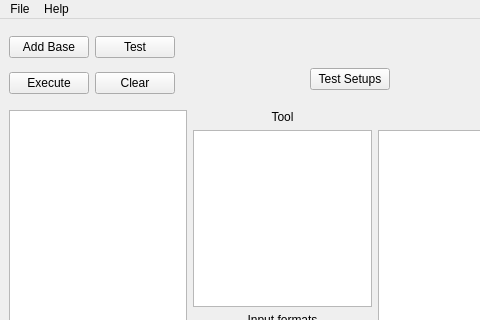
Before: the Qt Designer form titan/ui/main.ui in Fijishi-Enterprises/GENO-Energy-Optimization, drawn with Qt 5; both pictures show x 0 to 480 and y 0 to 320 of the 1106 by 744 pixel window.
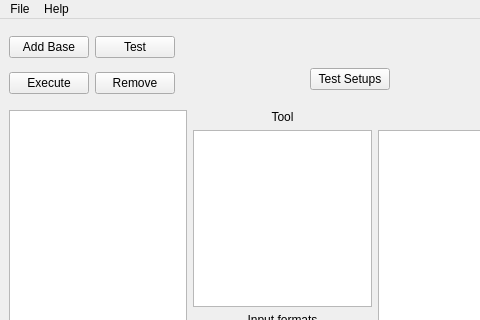
After: the same form once the commit is applied.

```diff
--- a/titan/ui/main.ui
+++ b/titan/ui/main.ui
@@ -146,7 +146,7 @@
         <item row="1" column="1">
          <widget class="QPushButton" name="pushButton_clear">
           <property name="text">
-           <string>Clear</string>
+           <string>Remove</string>
           </property>
          </widget>
         </item>
```
Left out of the diff: 2 changed lines with no effect on the pictures.
